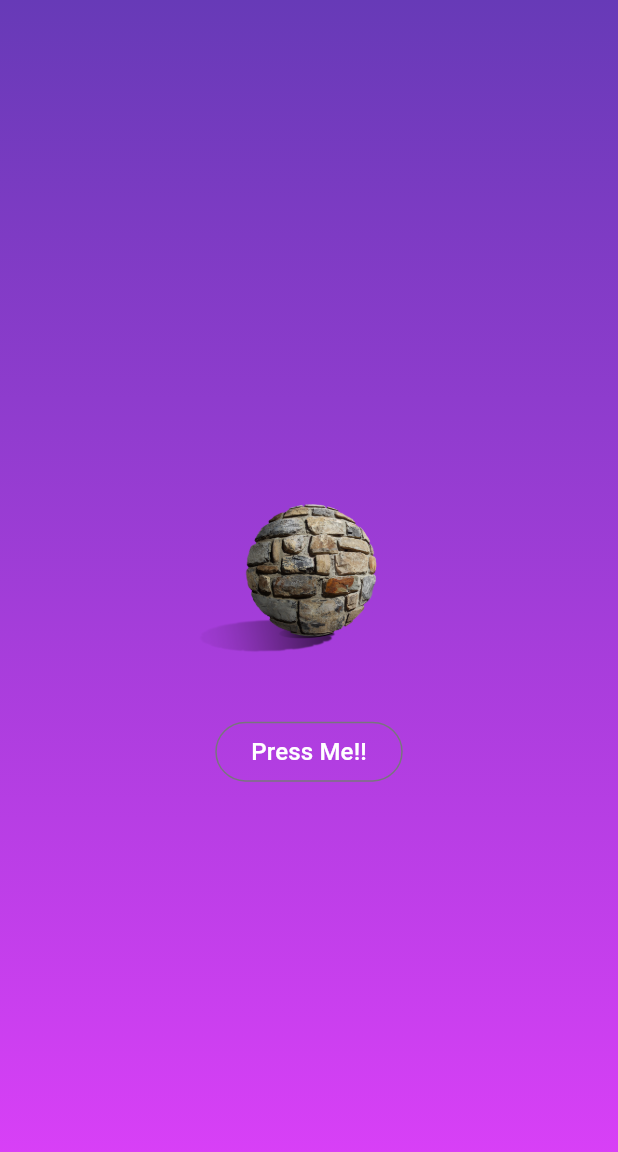
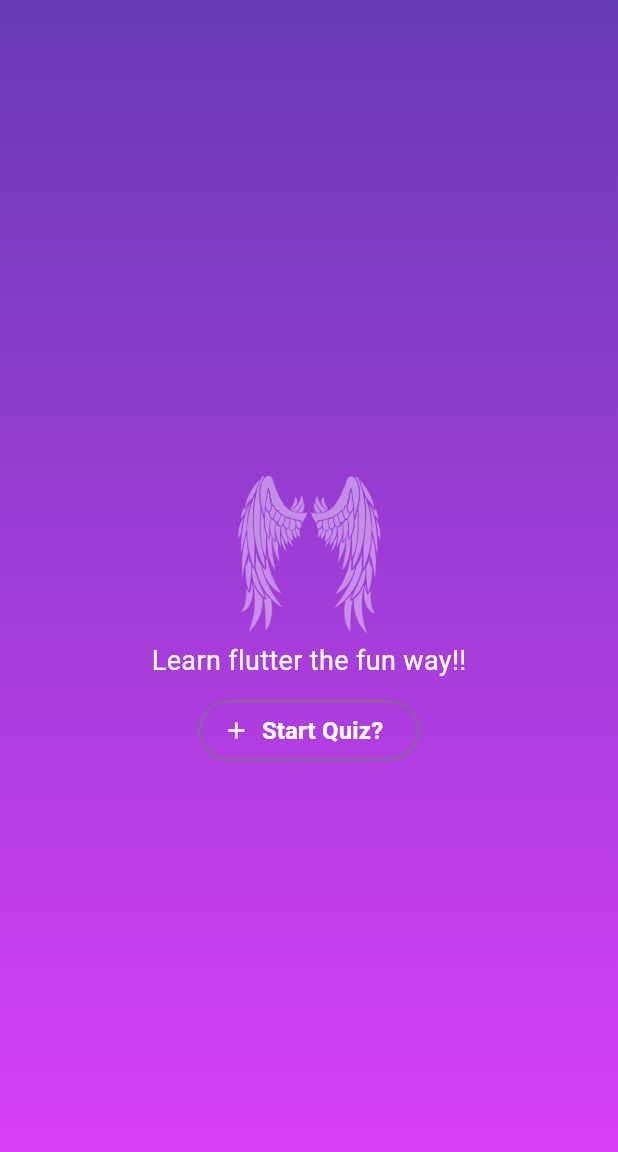
Before and after one commit to Bamadus/Quiz_App, a Flutter app: the screen it shows after launch, on a phone screen of 412 x 824 dp. Shown: the top 1152 px of the screen. Run offline on Flutter 3.47's test engine with Material 3 defaults, Android fonts, the phone set to English and light mode, and no system bars; statements that could not run were skipped.

Commit message:
started working on other pages of the screen although there are still some errors sha!!

```diff
--- a/lib/background.dart
+++ b/lib/background.dart
@@ -1,34 +1,53 @@
 import 'package:flutter/material.dart';
 
 class Background extends StatefulWidget{
-  const Background({super.key});
+  const Background(void Function() startQuiz,{super.key});
 
   @override
   State<Background> createState(){
-    return _backgroundState();
+    return _backGroundState();
   }
 
 }
 void button()=> "The button works";
-class _backgroundState extends State<Background>{
+class _backGroundState extends State<Background>{
   @override
   Widget build(context) {
         return Center(
           child:Column(
               mainAxisSize: MainAxisSize.min,
               children: [
-                Image.asset(
-                  'assets/images/dice3.png',
-                  width:199,
-                ),
-                const SizedBox(height: 19),
-                const OutlinedButton(
-                    onPressed: button,
-                    child:
-                    Text("Press Me!!",
+               Opacity(
+                 opacity: 0.7,
+                 child: Image.asset(
+                   'assets/images/dice1.png',
+                   width:199,
+                   color: Colors.white60,
+                 ),
+               ),
+                const SizedBox(height:3),
+                 const Text(
+                  'Learn flutter the fun way!!',
+                style: TextStyle(
+                  color: Colors.white,
+                  fontSize: 18,
+                ),),
+                const SizedBox(height:9),
+                 OutlinedButton.icon(
+                    onPressed: button,      //we can pass an anonymous function to the "onpressed" argument...like this (){}
+                    style: OutlinedButton.styleFrom(
+                      foregroundColor: Colors.white,
+                    ),
+                   //when you want to add an icon to a button like this button..
+                     // you would need to change the child clss to label and us the in-built constructor function " icon"
+                     // which can be used any where ...
+                   icon: const Icon(Icons.add),
+                    label:const Text(
+                        "Start Quiz?",
                       style: TextStyle(
                         color: Colors.white,
                         fontSize: 16,
+                        fontWeight: FontWeight.bold,
                       )
                     )
                 )
--- /dev/null
+++ b/lib/quiz.dart
@@ -0,0 +1,44 @@
+import 'package:flutter/material.dart';
+import 'package:untitled/background.dart';
+import 'package:untitled/quest.dart';
+
+
+class Quiz extends StatefulWidget{
+  const Quiz({super.key});
+
+  @override
+  State<Quiz> createState() {
+    return _QuizState();
+  }
+}
+class _QuizState extends State<Quiz>{
+
+  Widget activeScreen= const Background(switchScreen);
+
+  void switchScreen(){
+    setState(() {
+      activeScreen = const Quest();
+    });
+  }
+  @override
+  Widget build(context){
+    return MaterialApp(
+      home: Scaffold(
+        //backgroundColor: Colors.white,
+          body: Container(
+            decoration: const BoxDecoration(
+              gradient: LinearGradient(
+                colors: [
+                  Colors.deepPurple,
+                  Colors.purpleAccent
+                ],
+                begin:Alignment.topCenter,
+                end: Alignment.bottomCenter,
+              ),
+            ),
+            child: activeScreen,
+          )
+      ),
+    );
+  }
+}
```
Also changed, not shown: lib/main.dart (+2 -20 lines), lib/quest.dart (added, +20 -0 lines).
